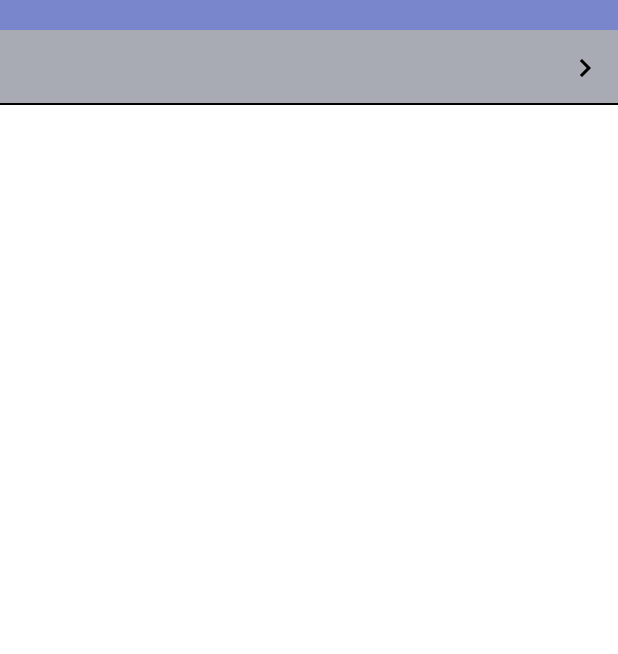
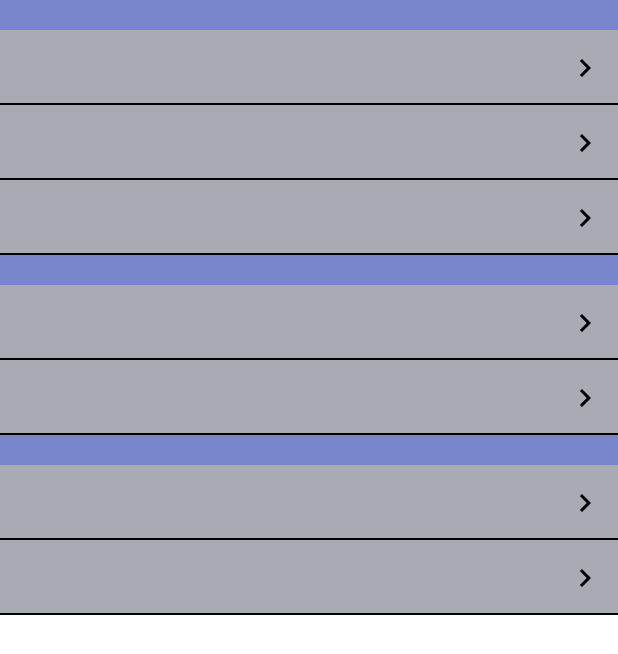
Before and after one commit to choihyunsung/Museum, an Android app: the fragment DrawerMenuFragment shown on its own in the app's theme, on a phone screen of 412 x 824 dp. Shown: the top 654 px of the screen. Run offline under Robolectric (Android 15) with nearby library versions, the phone set to English and light mode, and no system bars; our stand-ins replace data binding; 12 statements that could not run were skipped.

Commit message:
ETC : 메뉴 레이아웃을 보고 싶어서 더미 레이아웃 생성함.

```diff
--- a/app/src/main/res/layout/fragment_main_drawer_menu.xml
+++ b/app/src/main/res/layout/fragment_main_drawer_menu.xml
@@ -9,6 +9,7 @@
         android:layout_width="match_parent"
         android:layout_height="match_parent"
         android:fillViewport="true"
+        android:overScrollMode="never"
         >
 
         <LinearLayout
@@ -24,12 +25,53 @@
 
             <include
                 layout="@layout/include_menu_content"
+                bind:isDiv="@{true}"
                 bind:rightIconRes="@{@drawable/ic_chevron_right_black_24dp}"
-                bind:title='@{"Sub content"}'
+                bind:title='@{"Sub content1"}' />
+
+            <include
+                layout="@layout/include_menu_content"
                 bind:isDiv="@{true}"
-                />
+                bind:rightIconRes="@{@drawable/ic_chevron_right_black_24dp}"
+                bind:title='@{"Sub content2"}' />
 
+            <include
+                layout="@layout/include_menu_content"
+                bind:isDiv="@{true}"
+                bind:rightIconRes="@{@drawable/ic_chevron_right_black_24dp}"
+                bind:title='@{"Sub content3"}' />
 
+            <include
+                layout="@layout/include_menu_sub_title"
+                bind:title='@{"Sub menu 2"}' />
+
+            <include
+                layout="@layout/include_menu_content"
+                bind:isDiv="@{true}"
+                bind:rightIconRes="@{@drawable/ic_chevron_right_black_24dp}"
+                bind:title='@{"Sub content1"}' />
+
+            <include
+                layout="@layout/include_menu_content"
+                bind:isDiv="@{true}"
+                bind:rightIconRes="@{@drawable/ic_chevron_right_black_24dp}"
+                bind:title='@{"Sub content2"}' />
+
+            <include
+                layout="@layout/include_menu_sub_title"
+                bind:title='@{"Sub menu 3"}' />
+
+            <include
+                layout="@layout/include_menu_content"
+                bind:isDiv="@{true}"
+                bind:rightIconRes="@{@drawable/ic_chevron_right_black_24dp}"
+                bind:title='@{"Sub content3"}' />
+
+            <include
+                layout="@layout/include_menu_content"
+                bind:isDiv="@{true}"
+                bind:rightIconRes="@{@drawable/ic_chevron_right_black_24dp}"
+                bind:title='@{"Sub content3"}' />
 
         </LinearLayout>
 
```
